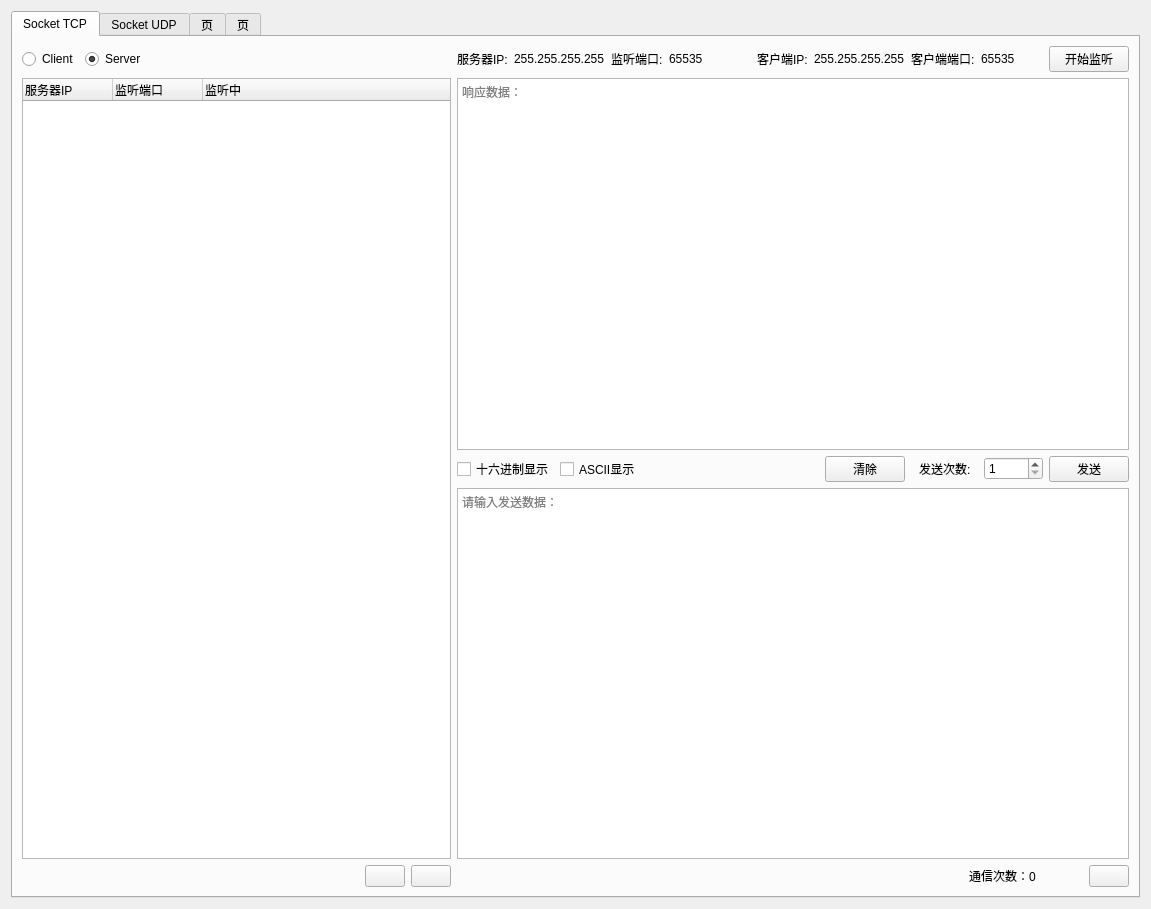
MmMmMqianq/OmronOfficeSystem, file PythonProjects/OmronOfficeSystem/communication/CommunicationUi.ui: the form before one commit.
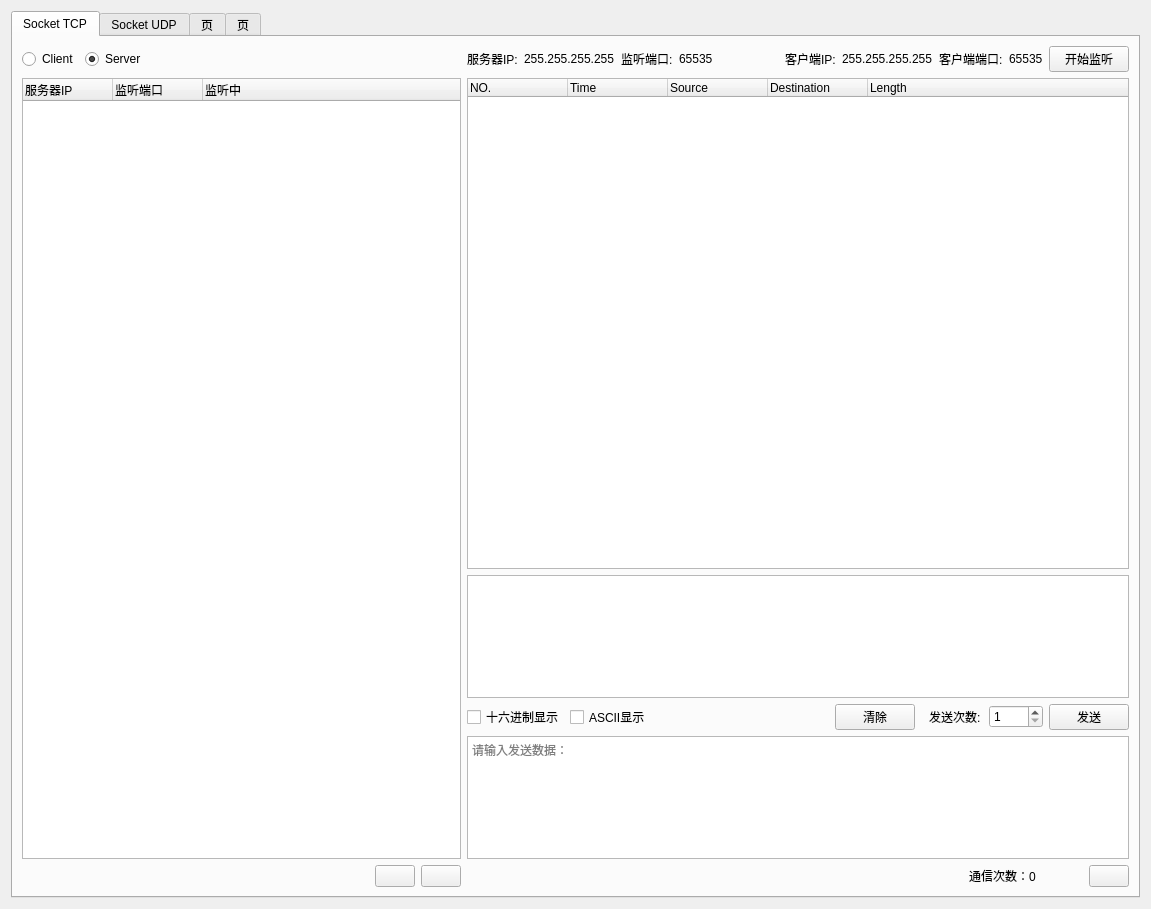
The form after the commit. Icons and pictures are not drawn.

Diff of the .ui file:
```diff
--- a/PythonProjects/OmronOfficeSystem/communication/CommunicationUi.ui
+++ b/PythonProjects/OmronOfficeSystem/communication/CommunicationUi.ui
@@ -28,34 +28,152 @@
       </attribute>
       <layout class="QVBoxLayout" name="verticalLayout">
        <item>
-        <layout class="QGridLayout" name="gridLayout" columnstretch="2,2,3,3,3">
+        <layout class="QGridLayout" name="gridLayout" rowstretch="0,8,2,0,2,0" columnstretch="2,2,3,3,3">
          <property name="horizontalSpacing">
           <number>-1</number>
          </property>
-         <item row="3" column="2" colspan="3">
-          <widget class="QTextEdit" name="sendTextEdit">
-           <property name="readOnly">
-            <bool>false</bool>
-           </property>
-           <property name="placeholderText">
-            <string>请输入发送数据：</string>
-           </property>
-          </widget>
+         <item row="0" column="2" colspan="3">
+          <layout class="QHBoxLayout" name="horizontalLayout_4">
+           <item>
+            <widget class="QLabel" name="serverIPLab">
+             <property name="sizePolicy">
+              <sizepolicy hsizetype="Fixed" vsizetype="Preferred">
+               <horstretch>0</horstretch>
+               <verstretch>0</verstretch>
+              </sizepolicy>
+             </property>
+             <property name="text">
+              <string>服务器IP:</string>
+             </property>
+            </widget>
+           </item>
+           <item>
+            <widget class="QLabel" name="serverIPLab2">
+             <property name="text">
+              <string>255.255.255.255</string>
+             </property>
+             <property name="margin">
+              <number>0</number>
+             </property>
+             <property name="indent">
+              <number>0</number>
+             </property>
+            </widget>
+           </item>
+           <item>
+            <widget class="QLabel" name="serverPortLab">
+             <property name="sizePolicy">
+              <sizepolicy hsizetype="Fixed" vsizetype="Preferred">
+               <horstretch>0</horstretch>
+               <verstretch>0</verstretch>
+              </sizepolicy>
+             </property>
+             <property name="text">
+              <string>监听端口:</string>
+             </property>
+            </widget>
+           </item>
+           <item>
+            <widget class="QLabel" name="serverPortLab2">
+             <property name="text">
+              <string>65535</string>
+             </property>
+            </widget>
+           </item>
+           <item>
+            <spacer name="horizontalSpacer_3">
+             <property name="orientation">
+              <enum>Qt::Horizontal</enum>
+             </property>
+             <property name="sizeType">
+              <enum>QSizePolicy::Expanding</enum>
+             </property>
+             <property name="sizeHint" stdset="0">
+              <size>
+               <width>20</width>
+               <height>20</height>
+              </size>
+             </property>
+            </spacer>
+           </item>
+           <item>
+            <widget class="QLabel" name="clientIPLab">
+             <property name="sizePolicy">
+              <sizepolicy hsizetype="Fixed" vsizetype="Preferred">
+               <horstretch>0</horstretch>
+               <verstretch>0</verstretch>
+              </sizepolicy>
+             </property>
+             <property name="text">
+              <string>客户端IP:</string>
+             </property>
+             <property name="indent">
+              <number>16</number>
+             </property>
+            </widget>
+           </item>
+           <item>
+            <widget class="QLabel" name="clientIPLab2">
+             <property name="text">
+              <string>255.255.255.255</string>
+             </property>
+            </widget>
+           </item>
+           <item>
+            <widget class="QLabel" name="clientPortLab">
+             <property name="sizePolicy">
+              <sizepolicy hsizetype="Fixed" vsizetype="Preferred">
+               <horstretch>0</horstretch>
+               <verstretch>0</verstretch>
+              </sizepolicy>
+             </property>
+             <property name="text">
+              <string>客户端端口:</string>
+             </property>
+            </widget>
+           </item>
+           <item>
+            <widget class="QLabel" name="clientPortLab2">
+             <property name="text">
+              <string>65535</string>
+             </property>
+            </widget>
+           </item>
+           <item>
+            <widget class="QPushButton" name="connectBtn">
+             <property name="sizePolicy">
+              <sizepolicy hsizetype="Fixed" vsizetype="Fixed">
+               <horstretch>0</horstretch>
+               <verstretch>0</verstretch>
+              </sizepolicy>
+             </property>
+             <property name="text">
+              <string>开始监听</string>
+             </property>
+             <property name="checkable">
+              <bool>true</bool>
+             </property>
+            </widget>
+           </item>
+          </layout>
          </item>
-         <item row="4" column="3">
-          <widget class="QLabel" name="label_9">
-           <property name="sizePolicy">
-            <sizepolicy hsizetype="Fixed" vsizetype="Preferred">
-             <horstretch>0</horstretch>
-             <verstretch>0</verstretch>
-            </sizepolicy>
+         <item row="5" column="0">
+          <spacer name="horizontalSpacer_6">
+           <property name="orientation">
+            <enum>Qt::Horizontal</enum>
            </property>
-           <property name="text">
-            <string>通信次数：0              </string>
+           <property name="sizeType">
+            <enum>QSizePolicy::Fixed</enum>
            </property>
-          </widget>
+           <property name="sizeHint" stdset="0">
+            <size>
+             <width>103</width>
+             <height>20</height>
+            </size>
+           </property>
+          </spacer>
          </item>
-         <item row="4" column="4">
+         <item row="5" column="4">
           <widget class="QPushButton" name="settingBtn">
            <property name="sizePolicy">
             <sizepolicy hsizetype="Fixed" vsizetype="Fixed">
@@ -72,7 +190,127 @@
            </property>
           </widget>
          </item>
-         <item row="2" column="2" colspan="3">
+         <item row="1" column="0" rowspan="4" colspan="2">
+          <widget class="QTreeWidget" name="CSTree">
+           <property name="selectionMode">
+            <enum>QAbstractItemView::SingleSelection</enum>
+           </property>
+           <property name="selectionBehavior">
+            <enum>QAbstractItemView::SelectRows</enum>
+           </property>
+           <property name="columnCount">
+            <number>3</number>
+           </property>
+           <attribute name="headerCascadingSectionResizes">
+            <bool>false</bool>
+           </attribute>
+           <attribute name="headerDefaultSectionSize">
+            <number>90</number>
+           </attribute>
+           <attribute name="headerHighlightSections">
+            <bool>false</bool>
+           </attribute>
+           <attribute name="headerStretchLastSection">
+            <bool>true</bool>
+           </attribute>
+           <column>
+            <property name="text">
+             <string>服务器IP</string>
+            </property>
+           </column>
+           <column>
+            <property name="text">
+             <string>监听端口</string>
+            </property>
+           </column>
+           <column>
+            <property name="text">
+             <string>监听中</string>
+            </property>
+           </column>
+          </widget>
+         </item>
+         <item row="0" column="0" colspan="2">
+          <layout class="QHBoxLayout" name="horizontalLayout_2" stretch="0,0">
+           <property name="spacing">
+            <number>-1</number>
+           </property>
+           <property name="sizeConstraint">
+            <enum>QLayout::SetDefaultConstraint</enum>
+           </property>
+           <property name="topMargin">
+            <number>0</number>
+           </property>
+           <item>
+            <widget class="QRadioButton" name="clientBtn">
+             <property name="sizePolicy">
+              <sizepolicy hsizetype="Fixed" vsizetype="Fixed">
+               <horstretch>0</horstretch>
+               <verstretch>0</verstretch>
+              </sizepolicy>
+             </property>
+             <property name="layoutDirection">
+              <enum>Qt::LeftToRight</enum>
+             </property>
+             <property name="text">
+              <string>Client</string>
+             </property>
+             <property name="checked">
+              <bool>false</bool>
+             </property>
+             <attribute name="buttonGroup">
+              <string notr="true">CSGroup</string>
+             </attribute>
+            </widget>
+           </item>
+           <item>
+            <widget class="QRadioButton" name="serverBtn">
+             <property name="sizePolicy">
+              <sizepolicy hsizetype="Minimum" vsizetype="Fixed">
+               <horstretch>0</horstretch>
+               <verstretch>0</verstretch>
+              </sizepolicy>
+             </property>
+             <property name="text">
+              <string>Server</string>
+             </property>
+             <property name="checked">
+              <bool>true</bool>
+             </property>
+             <attribute name="buttonGroup">
+              <string notr="true">CSGroup</string>
+             </attribute>
+            </widget>
+           </item>
+          </layout>
+         </item>
+         <item row="5" column="3">
+          <widget class="QLabel" name="label_9">
+           <property name="sizePolicy">
+            <sizepolicy hsizetype="Fixed" vsizetype="Preferred">
+             <horstretch>0</horstretch>
+             <verstretch>0</verstretch>
+            </sizepolicy>
+           </property>
+           <property name="text">
+            <string>通信次数：0              </string>
+           </property>
+          </widget>
+         </item>
+         <item row="5" column="2">
+          <spacer name="horizontalSpacer_2">
+           <property name="orientation">
+            <enum>Qt::Horizontal</enum>
+           </property>
+           <property name="sizeHint" stdset="0">
+            <size>
+             <width>168</width>
+             <height>20</height>
+            </size>
+           </property>
+          </spacer>
+         </item>
+         <item row="3" column="2" colspan="3">
           <layout class="QHBoxLayout" name="horizontalLayout_3">
            <property name="leftMargin">
             <number>0</number>
@@ -183,65 +421,34 @@
            </item>
           </layout>
          </item>
-         <item row="0" column="0" colspan="2">
-          <layout class="QHBoxLayout" name="horizontalLayout_2" stretch="0,0">
-           <property name="spacing">
-            <number>-1</number>
+         <item row="4" column="2" colspan="3">
+          <widget class="QTextEdit" name="sendDataEdit">
+           <property name="readOnly">
+            <bool>false</bool>
            </property>
-           <property name="sizeConstraint">
-            <enum>QLayout::SetDefaultConstraint</enum>
+           <property name="placeholderText">
+            <string>请输入发送数据：</string>
            </property>
-           <property name="topMargin">
-            <number>0</number>
-           </property>
-           <item>
-            <widget class="QRadioButton" name="clientBtn">
-             <property name="sizePolicy">
-              <sizepolicy hsizetype="Fixed" vsizetype="Fixed">
-               <horstretch>0</horstretch>
-               <verstretch>0</verstretch>
-              </sizepolicy>
-             </property>
-             <property name="layoutDirection">
-              <enum>Qt::LeftToRight</enum>
-             </property>
-             <property name="text">
-              <string>Client</string>
-             </property>
-             <property name="checked">
-              <bool>false</bool>
-             </property>
-             <attribute name="buttonGroup">
-              <string notr="true">CSGroup</string>
-             </attribute>
-            </widget>
-           </item>
-           <item>
-            <widget class="QRadioButton" name="serverBtn">
-             <property name="sizePolicy">
-              <sizepolicy hsizetype="Minimum" vsizetype="Fixed">
-               <horstretch>0</horstretch>
-               <verstretch>0</verstretch>
-              </sizepolicy>
-             </property>
-             <property name="text">
-              <string>Server</string>
-             </property>
-             <property name="checked">
-              <bool>true</bool>
-             </property>
-             <attribute name="buttonGroup">
-              <string notr="true">CSGroup</string>
-             </attribute>
-            </widget>
-           </item>
-          </layout>
+          </widget>
          </item>
-         <item row="4" column="1">
-          <layout class="QHBoxLayout" name="horizontalLayout_5">
+         <item row="5" column="1">
+          <layout class="QHBoxLayout" name="horizontalLayout_5" stretch="0,0,0">
            <property name="spacing">
             <number>-1</number>
            </property>
+           <item>
+            <spacer name="horizontalSpacer_4">
+             <property name="orientation">
+              <enum>Qt::Horizontal</enum>
+             </property>
+             <property name="sizeHint" stdset="0">
+              <size>
+               <width>40</width>
+               <height>20</height>
+              </size>
+             </property>
+            </spacer>
+           </item>
            <item>
             <widget class="QPushButton" name="minusBtn">
              <property name="sizePolicy">
@@ -253,6 +460,9 @@
              <property name="toolTip">
               <string>删除客户端/服务器</string>
              </property>
+             <property name="layoutDirection">
+              <enum>Qt::LeftToRight</enum>
+             </property>
              <property name="text">
               <string/>
              </property>
@@ -279,6 +489,9 @@
              <property name="toolTip">
               <string>增加客户端/服务器</string>
              </property>
+             <property name="layoutDirection">
+              <enum>Qt::LeftToRight</enum>
+             </property>
              <property name="text">
               <string/>
              </property>
@@ -296,196 +509,41 @@
            </item>
           </layout>
          </item>
-         <item row="1" column="0" rowspan="3" colspan="2">
-          <widget class="QTreeWidget" name="CSTree">
-           <property name="selectionMode">
-            <enum>QAbstractItemView::SingleSelection</enum>
-           </property>
-           <property name="selectionBehavior">
-            <enum>QAbstractItemView::SelectRows</enum>
-           </property>
-           <property name="columnCount">
-            <number>3</number>
-           </property>
-           <attribute name="headerCascadingSectionResizes">
-            <bool>false</bool>
-           </attribute>
-           <attribute name="headerDefaultSectionSize">
-            <number>90</number>
-           </attribute>
-           <attribute name="headerHighlightSections">
-            <bool>false</bool>
-           </attribute>
-           <attribute name="headerStretchLastSection">
-            <bool>true</bool>
-           </attribute>
-           <column>
-            <property name="text">
-             <string>服务器IP</string>
-            </property>
-           </column>
-           <column>
-            <property name="text">
-             <string>监听端口</string>
-            </property>
-           </column>
-           <column>
-            <property name="text">
-             <string>监听中</string>
-            </property>
-           </column>
-          </widget>
-         </item>
-         <item row="0" column="2" colspan="3">
-          <layout class="QHBoxLayout" name="horizontalLayout_4">
-           <item>
-            <widget class="QLabel" name="serverIPLab">
-             <property name="sizePolicy">
-              <sizepolicy hsizetype="Fixed" vsizetype="Preferred">
-               <horstretch>0</horstretch>
-               <verstretch>0</verstretch>
-              </sizepolicy>
-             </property>
-             <property name="text">
-              <string>服务器IP:</string>
-             </property>
-            </widget>
-           </item>
-           <item>
-            <widget class="QLabel" name="serverIPlLab2">
-             <property name="text">
-              <string>255.255.255.255</string>
-             </property>
-            </widget>
-           </item>
-           <item>
-            <widget class="QLabel" name="serverPortLab">
-             <property name="sizePolicy">
-              <sizepolicy hsizetype="Fixed" vsizetype="Preferred">
-               <horstretch>0</horstretch>
-               <verstretch>0</verstretch>
-              </sizepolicy>
-             </property>
-             <property name="text">
-              <string>监听端口:</string>
-             </property>
-            </widget>
-           </item>
-           <item>
-            <widget class="QLabel" name="serverPortLab2">
-             <property name="text">
-              <string>65535</string>
-             </property>
-            </widget>
-           </item>
-           <item>
-            <spacer name="horizontalSpacer_3">
-             <property name="orientation">
-              <enum>Qt::Horizontal</enum>
-             </property>
-             <property name="sizeType">
-              <enum>QSizePolicy::Fixed</enum>
-             </property>
-             <property name="sizeHint" stdset="0">
-              <size>
-               <width>20</width>
-               <height>20</height>
-              </size>
-             </property>
-            </spacer>
-           </item>
-           <item>
-            <widget class="QLabel" name="clientIPLab">
-             <property name="sizePolicy">
-              <sizepolicy hsizetype="Fixed" vsizetype="Preferred">
-               <horstretch>0</horstretch>
-               <verstretch>0</verstretch>
-              </sizepolicy>
-             </property>
-             <property name="text">
-              <string>客户端IP:</string>
-             </property>
-            </widget>
-           </item>
-           <item>
-            <widget class="QLabel" name="clientIPLab2">
-             <property name="text">
-              <string>255.255.255.255</string>
-             </property>
-            </widget>
-           </item>
-           <item>
-            <widget class="QLabel" name="clientPortLab">
-             <property name="sizePolicy">
-              <sizepolicy hsizetype="Fixed" vsizetype="Preferred">
-               <horstretch>0</horstretch>
-               <verstretch>0</verstretch>
-              </sizepolicy>
-             </property>
-             <property name="text">
-              <string>客户端端口:</string>
-             </property>
-            </widget>
-           </item>
-           <item>
-            <widget class="QLabel" name="clientPortLab2">
-             <property name="text">
-              <string>65535</string>
-             </property>
-            </widget>
-           </item>
-           <item>
-            <widget class="QPushButton" name="connectBtn">
-             <property name="sizePolicy">
-              <sizepolicy hsizetype="Fixed" vsizetype="Fixed">
-               <horstretch>0</horstretch>
-               <verstretch>0</verstretch>
-              </sizepolicy>
-             </property>
-             <property name="text">
-              <string>开始监听</string>
-             </property>
-             <property name="checkable">
-              <bool>true</bool>
-             </property>
-            </widget>
-           </item>
-          </layout>
-         </item>
-         <item row="4" column="2">
-          <spacer name="horizontalSpacer_2">
-           <property name="orientation">
-            <enum>Qt::Horizontal</enum>
-           </property>
-           <property name="sizeHint" stdset="0">
-            <size>
-             <width>168</width>
-             <height>20</height>
-            </size>
-           </property>
-          </spacer>
-         </item>
-         <item row="4" column="0">
-          <spacer name="horizontalSpacer_6">
-           <property name="orientation">
-            <enum>Qt::Horizontal</enum>
-           </property>
-           <property name="sizeType">
-            <enum>QSizePolicy::Fixed</enum>
-           </property>
-           <property name="sizeHint" stdset="0">
-            <size>
-             <width>103</width>
-             <height>20</height>
-            </size>
-           </property>
-          </spacer>
+         <item row="2" column="2" colspan="3">
+          <widget class="QTextEdit" name="receiveDataEdit"/>
          </item>
          <item row="1" column="2" colspan="3">
-          <widget class="QTextEdit" name="recvTextEdit">
-           <property name="placeholderText">
-            <string>响应数据：</string>
-           </property>
+          <widget class="QTreeWidget" name="overViewTree">
+           <column>
+            <property name="text">
+             <string>NO.</string>
+            </property>
+           </column>
+           <column>
+            <property name="text">
+             <string>Time</string>
+            </property>
+            <property name="font">
+             <font>
+              <bold>false</bold>
+             </font>
+            </property>
+           </column>
+           <column>
+            <property name="text">
+             <string>Source</string>
+            </property>
+           </column>
+           <column>
+            <property name="text">
+             <string>Destination</string>
+            </property>
+           </column>
+           <column>
+            <property name="text">
+             <string>Length</string>
+            </property>
+           </column>
           </widget>
          </item>
         </layout>
```
Left out of the diff: 2 changed lines with no effect on the pictures.
